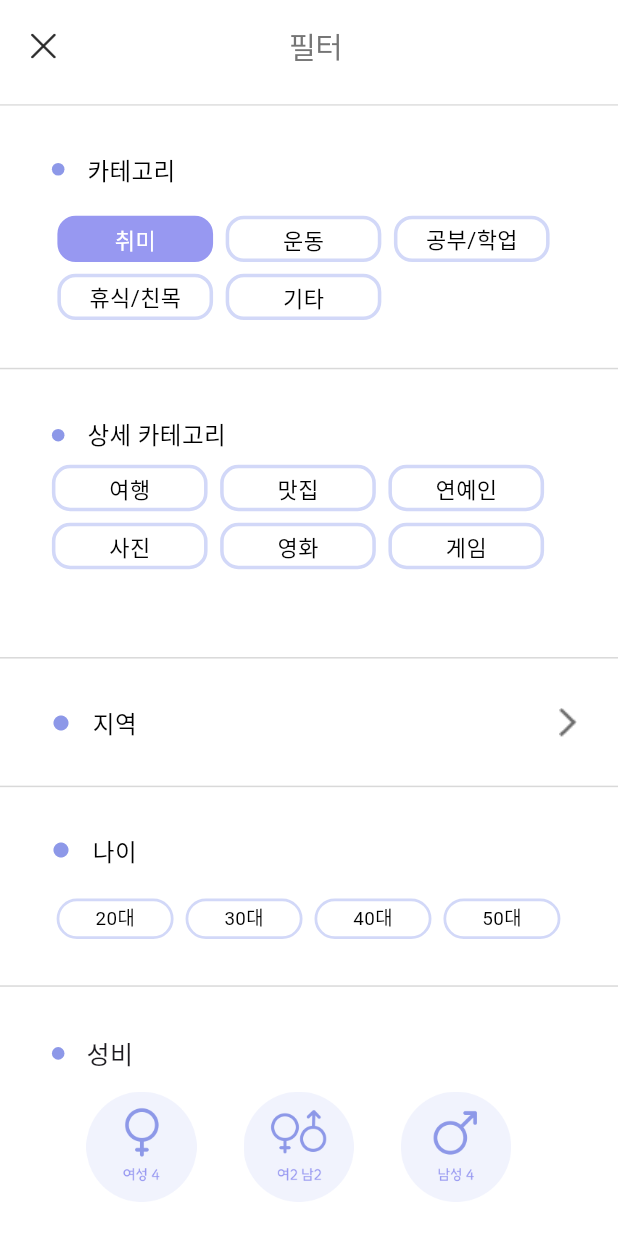
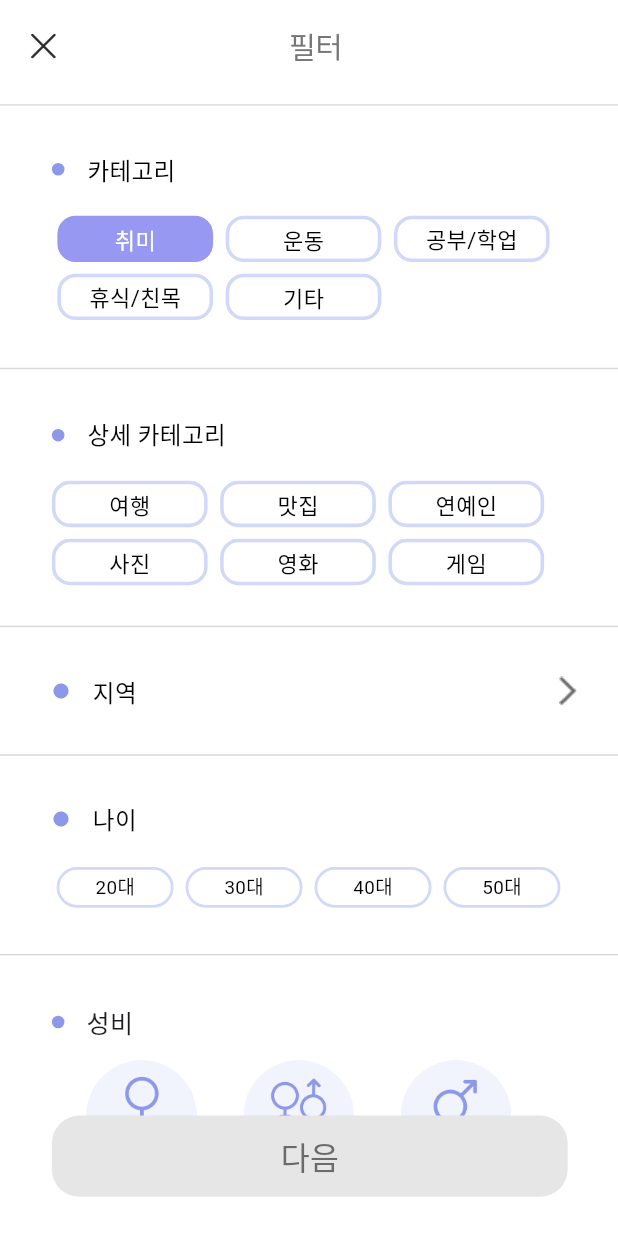
Before and after one commit to eeeunjin/meet-up, a Flutter app: the MeetFilterMain screen opened by its route, after a tap on "취미", on a phone screen of 412 x 824 dp. Run offline on Flutter 3.47's test engine with Material 3 defaults, Android fonts, the phone set to English and light mode, and no system bars; our stand-ins replace cloud_firestore, firebase_auth, firebase_core, flutter_screenutil, go_router; accounts and stored records are empty; Roboto replaces fonts that are missing (Pretendard-M, Pretendard-SB); project files that could hold a hidden picture were left out.

Commit message:
필터페이지수정

```diff
--- a/lib/util/image.dart
+++ b/lib/util/image.dart
@@ -35,7 +35,7 @@ class ImagePath {
   static String get grM4Empty => 'assets/images/grm4_empty.png';
   static String get grW2M2Empty => 'assets/images/grw2m2_empty.png';
   static String get grW4 => 'assets/images/grw4.png';
-  static String get grM4 => 'assets/images/grw4.png';
+  static String get grM4 => 'assets/images/grm4.png';
   static String get grW2M2 => 'assets/images/grw2m2.png';
 
   static String get closeIcon => 'assets/images/closeicon.png';
--- a/lib/view/meet/meet_filter.dart
+++ b/lib/view/meet/meet_filter.dart
@@ -6,6 +6,7 @@ import 'package:meet_up/util/color.dart';
 import 'package:meet_up/util/font.dart';
 import 'package:meet_up/util/image.dart';
 import 'package:meet_up/view/widget/header_widget.dart';
+import 'package:meet_up/view/widget/next_button.dart';
 import 'package:meet_up/view_model/meet/meet_browse_view_model.dart';
 import 'package:provider/provider.dart';
 
@@ -29,11 +30,14 @@ class MeetFilterMain extends StatelessWidget {
                 child: _header(context),
               ),
             Expanded(child: _main(context)),
+            Padding(
+              padding: EdgeInsets.only(left: 33.w, right: 32.w, bottom: 27.h),
+              child: _bottom(context),
+            ),
           ],
         ),
       ),
     );
-  }
   }
 
 // header
@@ -82,7 +86,6 @@ Widget _main(BuildContext context) {
           children: [
             SizedBox(height: 32.36.h),
             _mainCategory(context),
-          SizedBox(height: 32.65.h),
             _divider(),
             SizedBox(height: 32.91.h),
             _area(context),
@@ -98,8 +101,7 @@ Widget _main(BuildContext context) {
             _divider(),
             SizedBox(height: 33.51.h),
             _detailedRules(context),
-          SizedBox(height: 42.89.h),
-          // _bottom(context),
+            SizedBox(height: 44.h),
           ],
         ),
       ),
@@ -154,8 +156,9 @@ Widget _mainCategory(BuildContext context) {
                           color: isSelected ? UsedColor.button : Colors.white,
                           borderRadius: BorderRadius.circular(12.61.r),
                           border: Border.all(
-                          color:
-                              isSelected ? UsedColor.button : UsedColor.B_line,
+                            color: isSelected
+                                ? UsedColor.button
+                                : UsedColor.B_line,
                             width: 2.25.w,
                           ),
                         ),
@@ -202,7 +205,7 @@ Widget _mainCategory(BuildContext context) {
               ),
               if (viewModel.selectedMainCategories.isEmpty)
                 Padding(
-                padding: EdgeInsets.only(top: 7.0.h, left: 14.76.w),
+                  padding: EdgeInsets.only(top: 8.0.h, left: 14.76.w),
                   child: Text(
                     '상위 카테고리를 먼저 선택해주세요.',
                     style:
@@ -213,7 +216,7 @@ Widget _mainCategory(BuildContext context) {
                 // 선택된 각 메인 카테고리에 대해 상세 카테고리 리스트를 표시
                 ...viewModel.selectedMainCategories.map(
                   (mainCategory) => Padding(
-                  padding: EdgeInsets.only(top: 8.0.h),
+                    padding: EdgeInsets.only(top: 19.0.h),
                     child: _subCategoryList(context, mainCategory),
                   ),
                 ),
@@ -298,6 +301,8 @@ Widget _area(BuildContext context) {
                   ),
                 ],
               ),
+              SizedBox(width: 16.w),
+              _selectedLocation(context),
               const Spacer(),
               Padding(
                 padding: EdgeInsets.only(right: 26.w),
@@ -312,6 +317,24 @@ Widget _area(BuildContext context) {
           ),
         )
       ],
+    );
+  }
+
+  Widget _selectedLocation(BuildContext context) {
+    return Consumer<MeetBrowseViewModel>(
+      builder: (context, viewModel, child) {
+        if (viewModel.selectedProvince.isEmpty) {
+          return const SizedBox.shrink();
+        }
+        String locationText = viewModel.selectedProvince.isEmpty
+            ? viewModel.selectedMainCategory
+            : '${viewModel.selectedProvince} ${viewModel.selectedDistrict}';
+
+        return Text(
+          locationText,
+          style: AppTextStyles.PR_R_14.copyWith(color: UsedColor.text_2),
+        );
+      },
     );
   }
 
@@ -461,114 +484,99 @@ Widget _genderRatio(BuildContext context) {
     );
   }
 
+  // MARK: - 세부 규칙 위젯
   Widget _detailedRules(BuildContext context) {
-  final List<bool> selectedRules = List.generate(5, (_) => false);
-
-  void toggleRule(int index) {
-    selectedRules[index] = !selectedRules[index];
-  }
-
-  return Column(
+    return Padding(
+      padding: EdgeInsets.only(left: 27.0.w),
+      child: Column(
         crossAxisAlignment: CrossAxisAlignment.start,
         children: [
           Padding(
-        padding: EdgeInsets.only(left: 33.w),
+            padding: EdgeInsets.only(left: 6.0.w),
             child: Row(
+              crossAxisAlignment: CrossAxisAlignment.center,
               children: [
-            Icon(Icons.circle, color: UsedColor.main, size: 12),
+                Container(
+                  width: 8.w,
+                  height: 8.w,
+                  decoration: BoxDecoration(
+                      shape: BoxShape.circle, color: UsedColor.main),
+                ),
                 SizedBox(width: 14.46.w),
                 Text(
                   '세부 규칙',
-              style: AppTextStyles.PR_SB_15.copyWith(color: Colors.black),
+                  style: AppTextStyles.PR_SB_16,
                 ),
               ],
             ),
           ),
-      SizedBox(height: 19.1.h),
-
-      // 규칙 1
-      InkWell(
+          SizedBox(height: 20.h),
+          Consumer<MeetBrowseViewModel>(
+            builder: (context, viewModel, child) {
+              return Column(
+                children: viewModel.rules.entries.map((entry) {
+                  bool isSelected = entry.value ?? false;
+                  return Padding(
+                    padding: EdgeInsets.only(left: 28.46.w, right: 39.12.w),
+                    child: InkWell(
                       onTap: () {
-          toggleRule(0);
+                        viewModel.setRuleQuestion(entry.key, !isSelected);
                       },
+                      child: SizedBox(
+                        width: double.infinity,
                         child: Padding(
-          padding: EdgeInsets.only(left: 55.w, right: 41.w),
+                          padding: EdgeInsets.symmetric(vertical: 11.0.h),
                           child: Row(
                             children: [
-              Text(
-                '만남 시 대화 녹음',
-                style: AppTextStyles.PR_R_14.copyWith(
-                    color:
-                        selectedRules[0] ? UsedColor.violet : UsedColor.text_5),
+                              Expanded(
+                                child: Text(entry.key,
+                                    style: isSelected
+                                        ? AppTextStyles.PR_R_14
+                                            .copyWith(color: UsedColor.violet)
+                                        : AppTextStyles.PR_R_14
+                                            .copyWith(color: UsedColor.text_5)),
                               ),
-              const Spacer(),
-              const Icon(Icons.check, color: UsedColor.text_5, size: 14.67),
+                              Icon(
+                                Icons.check,
+                                color: isSelected
+                                    ? UsedColor.violet
+                                    : UsedColor.text_5, // 색상 값을 조절하세요
+                              ),
                             ],
                           ),
                         ),
                       ),
-      SizedBox(height: 23.h),
-      // 규칙 2
-      Padding(
-        padding: EdgeInsets.only(left: 55.w, right: 41.w),
-        child: Row(
-          children: [
-            Text(
-              '만남 후 앱을 통해 연락처 공유',
-              style: AppTextStyles.PR_R_14.copyWith(color: UsedColor.text_5),
                     ),
-            const Spacer(),
-            const Icon(Icons.check, color: UsedColor.text_5, size: 14.67),
+                  );
+                }).toList(),
+              );
+            },
+          ),
         ],
       ),
-      ),
-      SizedBox(height: 20.38.h),
-      // 규칙 3
-      Padding(
-        padding: EdgeInsets.only(left: 55.w, right: 41.w),
-        child: Row(
-          children: [
-            Text(
-              '아는 지인과 동반 신청',
-              style: AppTextStyles.PR_R_14.copyWith(color: UsedColor.text_5),
-            ),
-            const Spacer(),
-            const Icon(Icons.check, color: UsedColor.text_5, size: 14.67),
-          ],
-        ),
-      ),
-      SizedBox(height: 20.38.h),
-      // 규칙 4
-      Padding(
-        padding: EdgeInsets.only(left: 55.w, right: 41.w),
-        child: Row(
-          children: [
-            Text(
-              '첫 만남에 2차 이동',
-              style: AppTextStyles.PR_R_14.copyWith(color: UsedColor.text_5),
-            ),
-            const Spacer(),
-            const Icon(Icons.check, color: UsedColor.text_5, size: 14.67),
-          ],
-        ),
-      ),
-      SizedBox(height: 20.38.h),
-      // 규칙 5
-      Padding(
-        padding: EdgeInsets.only(left: 55.w, right: 41.w),
-        child: Row(
-          children: [
-            Text(
-              '귀가 시 동성과 동행',
-              style: AppTextStyles.PR_R_14.copyWith(color: UsedColor.text_5),
-            ),
-            const Spacer(),
-            const Icon(Icons.check, color: UsedColor.text_5, size: 14.67),
-          ],
-        ),
-      ),
-    ],
     );
   }
 
-// Widget _bottom(BuildContext context) {}
+// MARK: - bottom
+  Widget _bottom(BuildContext context) {
+    return Consumer<MeetBrowseViewModel>(
+      builder: (context, viewModel, child) {
+        bool isAllCompleted = viewModel.allCheckCompleted;
+        return NextButton(
+          onTap: () async {
+            context.goNamed('meetBrowseMain');
+          },
+          height: 56.h,
+          text: '다음',
+          enable: isAllCompleted,
+          backgroundColor:
+              isAllCompleted ? UsedColor.button : UsedColor.button_g,
+          textStyle: TextStyle(
+            color: isAllCompleted ? Colors.white : UsedColor.text_2,
+            fontSize: 20.sp,
+          ),
+        );
+      },
+    );
+  }
+}
--- a/lib/view_model/meet/meet_browse_view_model.dart
+++ b/lib/view_model/meet/meet_browse_view_model.dart
@@ -3,7 +3,6 @@ import 'package:meet_up/model/province_district_model.dart';
 
 class MeetBrowseViewModel with ChangeNotifier {
   // MARK: - category
-  // 상세 카테고리
   final bool _isSelectedCategory = false;
   bool get isSelectedCategory => _isSelectedCategory;
 
@@ -127,14 +126,7 @@ class MeetBrowseViewModel with ChangeNotifier {
     notifyListeners();
   }
 
-  // 세부규칙
-  List<bool> selectedRules = [false, false, false, false, false];
-
-  void toggleRule(int index) {
-    selectedRules[index] = !selectedRules[index];
-  }
-
-  // gender ratio
+  // MARK : - gender ratio
   bool _isWomen4Selected = false;
   bool _isWomen2Men2Selected = false;
   bool _isMen4Selected = false;
@@ -164,9 +156,7 @@ class MeetBrowseViewModel with ChangeNotifier {
   bool get isWomen2Men2Selected => _isWomen2Men2Selected;
   bool get isMen4Selected => _isMen4Selected;
 
-  // 세부규칙
-
-  // rules
+  // MARK: - detailedRules
   final Map<String, bool?> _rulesQuestion = {
     '만남 시 대화 녹음': null,
     '만남 후 앱을 통해 연락처 공유': null,
@@ -183,4 +173,24 @@ class MeetBrowseViewModel with ChangeNotifier {
       notifyListeners();
     }
   }
+
+// MARK : - bottom
+
+  bool get allCheckCompleted {
+    bool ruleSelected =
+        _rulesQuestion.values.any((isSelected) => isSelected == true);
+
+    bool categoriesCompleted =
+        isSelectedCategory && isCategorySelectionComplete;
+    bool areaCompleted = isSelectionComplete;
+    bool ageCompleted = selectedAge.isNotEmpty;
+    bool genderRatioCompleted =
+        isWomen4Selected || isWomen2Men2Selected || isMen4Selected;
+
+    return ruleSelected &&
+        categoriesCompleted &&
+        areaCompleted &&
+        ageCompleted &&
+        genderRatioCompleted;
+  }
 }
```
Also changed, not shown: lib/router.dart (+0 -14 lines), assets/images/grm4.png, 1 other file. Lines whose indentation alone changed are shown as unchanged.
